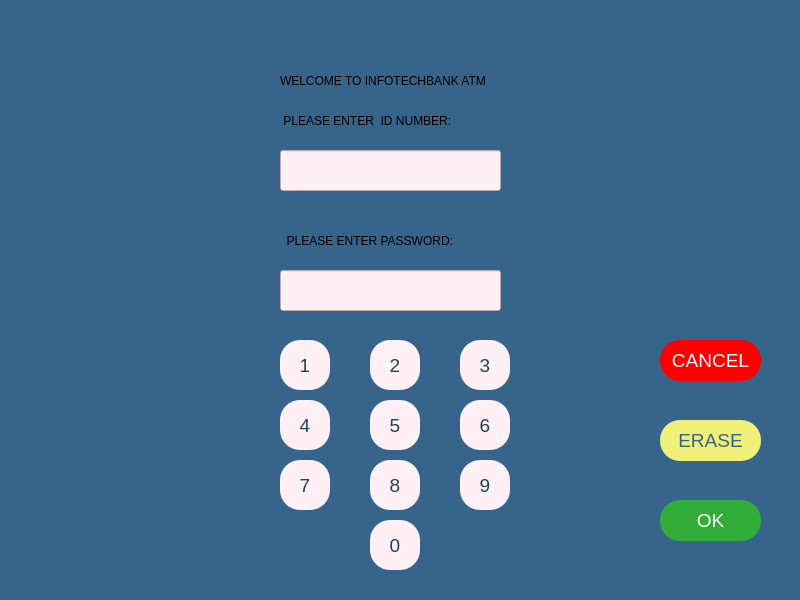
melihorhanyilmaz/Project, file atmloginpage.ui: the form before one commit.
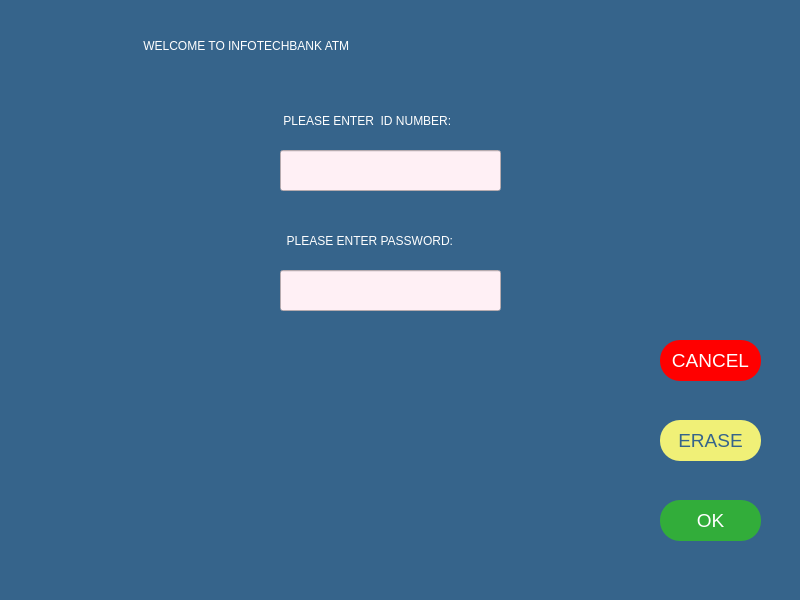
The form after the commit. Icons and pictures are not drawn.

```diff
--- a/atmloginpage.ui
+++ b/atmloginpage.ui
@@ -69,7 +69,8 @@
      </rect>
     </property>
     <property name="styleSheet">
-     <string notr="true">font: 63 9pt ;Montserrat SemiBold;</string>
+     <string notr="true">font: 63 9pt ;Montserrat SemiBold;
+color: rgb(255, 255, 255);</string>
     </property>
     <property name="text">
      <string> PLEASE ENTER  ID NUMBER:</string>
@@ -94,31 +95,13 @@
      <enum>Qt::LeftToRight</enum>
     </property>
     <property name="styleSheet">
-     <string notr="true">font: 63 9pt ;Montserrat SemiBold;</string>
+     <string notr="true">font: 63 9pt ;Montserrat SemiBold;
+color: rgb(255, 255, 255);</string>
     </property>
     <property name="text">
      <string>  PLEASE ENTER PASSWORD:</string>
     </property>
    </widget>
-   <widget class="QPushButton" name="oneB">
-    <property name="geometry">
-     <rect>
-      <x>280</x>
-      <y>340</y>
-      <width>50</width>
-      <height>50</height>
-     </rect>
-    </property>
-    <property name="styleSheet">
-     <string notr="true">background-color: rgb(255, 240, 245);
-color: rgb(34, 64, 89);
-font: 63 14pt ;Montserrat SemiBold;
-border-radius: 20 ;</string>
-    </property>
-    <property name="text">
-     <string>1</string>
-    </property>
-   </widget>
    <widget class="QPushButton" name="eraseB">
     <property name="geometry">
      <rect>
@@ -190,191 +173,23 @@
       <normaloff>../../Downloads/x-button.png</normaloff>../../Downloads/x-button.png</iconset>
     </property>
    </widget>
-   <widget class="QPushButton" name="twoB">
-    <property name="geometry">
-     <rect>
-      <x>370</x>
-      <y>340</y>
-      <width>50</width>
-      <height>50</height>
-     </rect>
-    </property>
-    <property name="styleSheet">
-     <string notr="true">background-color: rgb(255, 240, 245);
-color: rgb(34, 64, 89);
-font: 63 14pt ;Montserrat SemiBold;
-border-radius: 20 ;</string>
-    </property>
-    <property name="text">
-     <string>2</string>
-    </property>
-   </widget>
-   <widget class="QPushButton" name="threeB">
-    <property name="geometry">
-     <rect>
-      <x>460</x>
-      <y>340</y>
-      <width>50</width>
-      <height>50</height>
-     </rect>
-    </property>
-    <property name="styleSheet">
-     <string notr="true">background-color: rgb(255, 240, 245);
-color: rgb(34, 64, 89);
-font: 63 14pt ;Montserrat SemiBold;
-border-radius: 20 ;</string>
-    </property>
-    <property name="text">
-     <string>3</string>
-    </property>
-   </widget>
-   <widget class="QPushButton" name="fourB">
-    <property name="geometry">
-     <rect>
-      <x>280</x>
-      <y>400</y>
-      <width>50</width>
-      <height>50</height>
-     </rect>
-    </property>
-    <property name="styleSheet">
-     <string notr="true">background-color: rgb(255, 240, 245);
-color: rgb(34, 64, 89);
-font: 63 14pt ;Montserrat SemiBold;
-border-radius: 20 ;</string>
-    </property>
-    <property name="text">
-     <string>4</string>
-    </property>
-   </widget>
-   <widget class="QPushButton" name="eightB">
-    <property name="geometry">
-     <rect>
-      <x>370</x>
-      <y>460</y>
-      <width>50</width>
-      <height>50</height>
-     </rect>
-    </property>
-    <property name="styleSheet">
-     <string notr="true">background-color: rgb(255, 240, 245);
-color: rgb(34, 64, 89);
-font: 63 14pt ;Montserrat SemiBold;
-border-radius: 20 ;</string>
-    </property>
-    <property name="text">
-     <string>8</string>
-    </property>
-   </widget>
-   <widget class="QPushButton" name="B_nine">
-    <property name="geometry">
-     <rect>
-      <x>460</x>
-      <y>460</y>
-      <width>50</width>
-      <height>50</height>
-     </rect>
-    </property>
-    <property name="styleSheet">
-     <string notr="true">background-color: rgb(255, 240, 245);
-color: rgb(34, 64, 89);
-font: 63 14pt ;Montserrat SemiBold;
-border-radius: 20 ;</string>
-    </property>
-    <property name="text">
-     <string>9</string>
-    </property>
-   </widget>
-   <widget class="QPushButton" name="sixB">
-    <property name="geometry">
-     <rect>
-      <x>460</x>
-      <y>400</y>
-      <width>50</width>
-      <height>50</height>
-     </rect>
-    </property>
-    <property name="styleSheet">
-     <string notr="true">background-color: rgb(255, 240, 245);
-color: rgb(34, 64, 89);
-font: 63 14pt ;Montserrat SemiBold;
-border-radius: 20 ;</string>
-    </property>
-    <property name="text">
-     <string>6</string>
-    </property>
-   </widget>
-   <widget class="QPushButton" name="fiveB">
-    <property name="geometry">
-     <rect>
-      <x>370</x>
-      <y>400</y>
-      <width>50</width>
-      <height>50</height>
-     </rect>
-    </property>
-    <property name="styleSheet">
-     <string notr="true">background-color: rgb(255, 240, 245);
-color: rgb(34, 64, 89);
-font: 63 14pt ;Montserrat SemiBold;
-border-radius: 20 ;</string>
-    </property>
-    <property name="text">
-     <string>5</string>
-    </property>
-   </widget>
-   <widget class="QPushButton" name="sevenB">
-    <property name="geometry">
-     <rect>
-      <x>280</x>
-      <y>460</y>
-      <width>50</width>
-      <height>50</height>
-     </rect>
-    </property>
-    <property name="styleSheet">
-     <string notr="true">background-color: rgb(255, 240, 245);
-color: rgb(34, 64, 89);
-font: 63 14pt ;Montserrat SemiBold;
-border-radius: 20 ;</string>
-    </property>
-    <property name="text">
-     <string>7</string>
-    </property>
-   </widget>
-   <widget class="QPushButton" name="zeroB">
-    <property name="geometry">
-     <rect>
-      <x>370</x>
-      <y>520</y>
-      <width>50</width>
-      <height>50</height>
-     </rect>
-    </property>
-    <property name="styleSheet">
-     <string notr="true">background-color: rgb(255, 240, 245);
-color: rgb(34, 64, 89);
-font: 63 14pt ;Montserrat SemiBold;
-border-radius: 20 ;</string>
-    </property>
-    <property name="text">
-     <string>0</string>
-    </property>
-   </widget>
    <widget class="QLabel" name="la_welcome">
     <property name="geometry">
      <rect>
-      <x>280</x>
-      <y>60</y>
-      <width>241</width>
-      <height>41</height>
+      <x>140</x>
+      <y>10</y>
+      <width>511</width>
+      <height>71</height>
      </rect>
     </property>
     <property name="styleSheet">
-     <string notr="true">font: 63 9pt ;Montserrat SemiBold;</string>
+     <string notr="true">
+font: 75 22pt &quot;MS Shell Dlg 2&quot;;
+color: rgb(255, 255, 255);
+</string>
     </property>
     <property name="text">
-     <string>WELCOME TO INFOTECHBANK ATM</string>
+     <string> WELCOME TO INFOTECHBANK ATM</string>
     </property>
    </widget>
    <widget class="QLabel" name="la_error">
@@ -382,14 +197,44 @@
      <rect>
       <x>280</x>
       <y>320</y>
-      <width>221</width>
-      <height>13</height>
+      <width>341</width>
+      <height>16</height>
      </rect>
     </property>
+    <property name="styleSheet">
+     <string notr="true">color: rgb(255, 0, 0);
+font: 75 12pt &quot;MS Sans Serif&quot;;</string>
+    </property>
     <property name="text">
      <string/>
     </property>
    </widget>
+   <widget class="QLabel" name="label">
+    <property name="geometry">
+     <rect>
+      <x>190</x>
+      <y>340</y>
+      <width>401</width>
+      <height>201</height>
+     </rect>
+    </property>
+    <property name="styleSheet">
+     <string notr="true">
+background-image: url(:/newPrefix/Downloads/atm-machine.png);</string>
+    </property>
+    <property name="text">
+     <string/>
+    </property>
+    <property name="pixmap">
+     <pixmap>../../Downloads/atm-machine.png</pixmap>
+    </property>
+    <property name="scaledContents">
+     <bool>true</bool>
+    </property>
+    <property name="wordWrap">
+     <bool>false</bool>
+    </property>
+   </widget>
   </widget>
   <widget class="QMenuBar" name="menubar">
    <property name="geometry">
```
Left out of the diff: 29 changed lines with no effect on the pictures.
